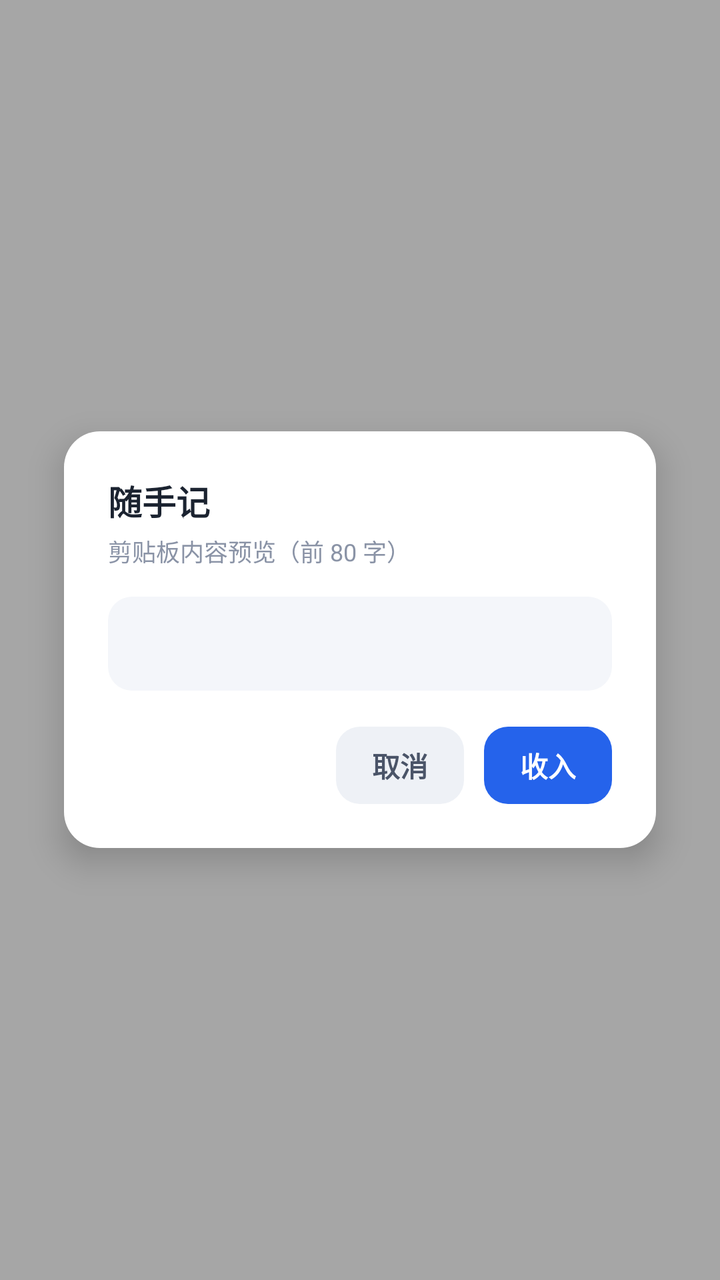
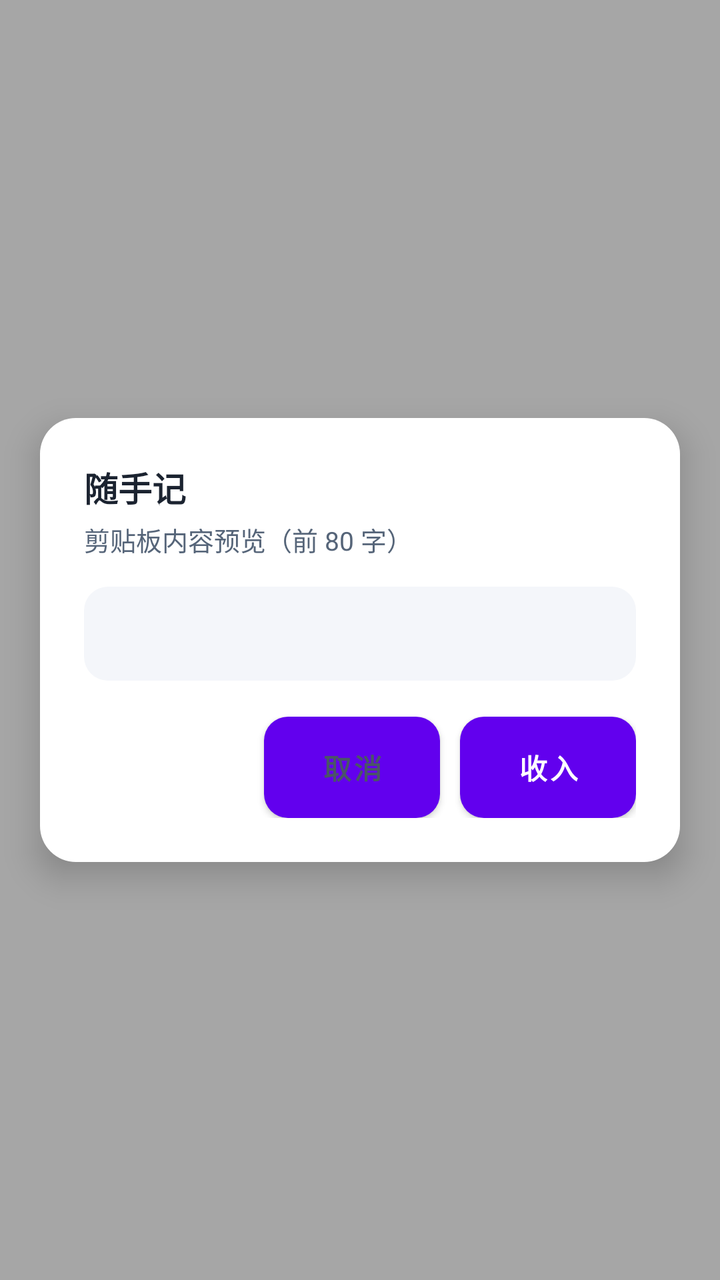

Screens rendered from an Android XML layout before and after an edit, with the pre-edit source and the edit as a unified diff.
<!-- AndroidManifest.xml: application theme Theme.passbook_desktop -->
<!-- res/layout/dialog_quick_confirm.xml -->
<?xml version="1.0" encoding="utf-8"?>
<FrameLayout xmlns:android="http://schemas.android.com/apk/res/android"
    android:id="@+id/qn_root"
    android:layout_width="match_parent"
    android:layout_height="match_parent"
    android:background="#59000000"
    android:clickable="true">

    <LinearLayout
        android:id="@+id/qn_card"
        android:layout_width="match_parent"
        android:layout_height="wrap_content"
        android:layout_gravity="center"
        android:layout_marginStart="32dp"
        android:layout_marginEnd="32dp"
        android:background="@drawable/bg_qn_card"
        android:clickable="true"
        android:elevation="10dp"
        android:orientation="vertical"
        android:padding="22dp">

        <TextView
            android:id="@+id/qn_title"
            android:layout_width="wrap_content"
            android:layout_height="wrap_content"
            android:text="随手记"
            android:textColor="#1B2330"
            android:textSize="17sp"
            android:textStyle="bold" />

        <TextView
            android:id="@+id/qn_sub"
            android:layout_width="wrap_content"
            android:layout_height="wrap_content"
            android:layout_marginTop="4dp"
            android:text="剪贴板内容预览（前 80 字）"
            android:textColor="#8A93A6"
            android:textSize="12sp" />

        <TextView
            android:id="@+id/qn_preview"
            android:layout_width="match_parent"
            android:layout_height="wrap_content"
            android:layout_marginTop="14dp"
            android:background="@drawable/bg_qn_preview"
            android:ellipsize="end"
            android:lineSpacingExtra="4dp"
            android:maxLines="8"
            android:padding="14dp"
            android:textColor="#3D4759"
            android:textSize="14sp" />

        <LinearLayout
            android:layout_width="match_parent"
            android:layout_height="wrap_content"
            android:layout_marginTop="18dp"
            android:gravity="end"
            android:orientation="horizontal">

            <TextView
                android:id="@+id/qn_cancel"
                android:layout_width="wrap_content"
                android:layout_height="wrap_content"
                android:background="@drawable/bg_qn_btn_ghost"
                android:paddingStart="18dp"
                android:paddingTop="9dp"
                android:paddingEnd="18dp"
                android:paddingBottom="9dp"
                android:text="取消"
                android:textColor="#4A5468"
                android:textSize="14sp"
                android:textStyle="bold" />

            <TextView
                android:id="@+id/qn_ok"
                android:layout_width="wrap_content"
                android:layout_height="wrap_content"
                android:layout_marginStart="10dp"
                android:background="@drawable/bg_qn_btn_primary"
                android:paddingStart="18dp"
                android:paddingTop="9dp"
                android:paddingEnd="18dp"
                android:paddingBottom="9dp"
                android:text="收入"
                android:textColor="#FFFFFF"
                android:textSize="14sp"
                android:textStyle="bold" />
        </LinearLayout>
    </LinearLayout>
</FrameLayout>
<!-- resources referenced by this layout -->
<resources>
  <!-- drawable bg_qn_btn_ghost (drawable) -->
  <?xml version="1.0" encoding="utf-8"?>
  <shape xmlns:android="http://schemas.android.com/apk/res/android">
      <solid android:color="#EEF1F6" />
      <corners android:radius="12dp" />
  </shape>
  <!-- drawable bg_qn_btn_primary (drawable) -->
  <?xml version="1.0" encoding="utf-8"?>
  <shape xmlns:android="http://schemas.android.com/apk/res/android">
      <solid android:color="#2563EB" />
      <corners android:radius="12dp" />
  </shape>
  <!-- drawable bg_qn_card (drawable) -->
  <?xml version="1.0" encoding="utf-8"?>
  <shape xmlns:android="http://schemas.android.com/apk/res/android">
      <solid android:color="#FFFFFF" />
      <corners android:radius="18dp" />
  </shape>
  <!-- drawable bg_qn_preview (drawable) -->
  <?xml version="1.0" encoding="utf-8"?>
  <shape xmlns:android="http://schemas.android.com/apk/res/android">
      <solid android:color="#F4F6FA" />
      <corners android:radius="12dp" />
  </shape>
  <style name="Theme.passbook_desktop" parent="Theme.MaterialComponents.DayNight.NoActionBar">
          
      </style>
</resources>

<!-- the commit's change to res/layout/dialog_quick_confirm.xml (unified diff, before → after) -->
@@ -11,8 +11,8 @@
         android:layout_width="match_parent"
         android:layout_height="wrap_content"
         android:layout_gravity="center"
-        android:layout_marginStart="32dp"
-        android:layout_marginEnd="32dp"
+        android:layout_marginStart="20dp"
+        android:layout_marginEnd="20dp"
         android:background="@drawable/bg_qn_card"
         android:clickable="true"
         android:elevation="10dp"
@@ -34,8 +34,8 @@
             android:layout_height="wrap_content"
             android:layout_marginTop="4dp"
             android:text="剪贴板内容预览（前 80 字）"
-            android:textColor="#8A93A6"
-            android:textSize="12sp" />
+            android:textColor="#566579"
+            android:textSize="13sp" />
 
         <TextView
             android:id="@+id/qn_preview"
@@ -57,11 +57,13 @@
             android:gravity="end"
             android:orientation="horizontal">
 
-            <TextView
+            <Button
                 android:id="@+id/qn_cancel"
                 android:layout_width="wrap_content"
                 android:layout_height="wrap_content"
                 android:background="@drawable/bg_qn_btn_ghost"
+                android:minHeight="48dp"
+                android:gravity="center"
                 android:paddingStart="18dp"
                 android:paddingTop="9dp"
                 android:paddingEnd="18dp"
@@ -71,12 +73,14 @@
                 android:textSize="14sp"
                 android:textStyle="bold" />
 
-            <TextView
+            <Button
                 android:id="@+id/qn_ok"
                 android:layout_width="wrap_content"
                 android:layout_height="wrap_content"
                 android:layout_marginStart="10dp"
                 android:background="@drawable/bg_qn_btn_primary"
+                android:minHeight="48dp"
+                android:gravity="center"
                 android:paddingStart="18dp"
                 android:paddingTop="9dp"
                 android:paddingEnd="18dp"
